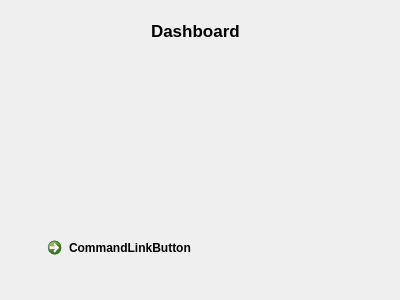
Before: the Qt Designer form windows/Dashboard/dashboard.ui in hamidreza2005/PlanetVsZombies, drawn with Qt 5.
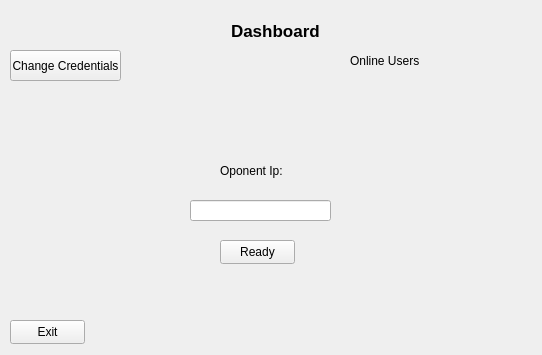
After: the same form once the commit is applied.

Commit message: add the ability to create a game room and see online players in client

Patch:
```diff
--- a/windows/Dashboard/dashboard.ui
+++ b/windows/Dashboard/dashboard.ui
@@ -6,8 +6,8 @@
    <rect>
     <x>0</x>
     <y>0</y>
-    <width>400</width>
-    <height>300</height>
+    <width>542</width>
+    <height>355</height>
    </rect>
   </property>
   <property name="windowTitle">
@@ -16,7 +16,7 @@
   <widget class="QLabel" name="label">
    <property name="geometry">
     <rect>
-     <x>110</x>
+     <x>190</x>
      <y>10</y>
      <width>171</width>
      <height>41</height>
@@ -44,17 +44,105 @@
     <bool>false</bool>
    </property>
   </widget>
-  <widget class="QCommandLinkButton" name="commandLinkButton">
+  <widget class="QPushButton" name="exit">
    <property name="geometry">
     <rect>
-     <x>40</x>
-     <y>230</y>
-     <width>172</width>
-     <height>41</height>
+     <x>10</x>
+     <y>320</y>
+     <width>75</width>
+     <height>24</height>
     </rect>
    </property>
    <property name="text">
-    <string>CommandLinkButton</string>
+    <string>Exit</string>
+   </property>
+  </widget>
+  <widget class="QLabel" name="label_2">
+   <property name="geometry">
+    <rect>
+     <x>350</x>
+     <y>50</y>
+     <width>101</width>
+     <height>21</height>
+    </rect>
+   </property>
+   <property name="text">
+    <string>Online Users</string>
+   </property>
+  </widget>
+  <widget class="QPushButton" name="changeCredentials">
+   <property name="geometry">
+    <rect>
+     <x>10</x>
+     <y>50</y>
+     <width>111</width>
+     <height>31</height>
+    </rect>
+   </property>
+   <property name="text">
+    <string>Change Credentials</string>
+   </property>
+  </widget>
+  <widget class="QLineEdit" name="opponentIp">
+   <property name="geometry">
+    <rect>
+     <x>190</x>
+     <y>200</y>
+     <width>141</width>
+     <height>21</height>
+    </rect>
+   </property>
+  </widget>
+  <widget class="QPushButton" name="ready">
+   <property name="geometry">
+    <rect>
+     <x>220</x>
+     <y>240</y>
+     <width>75</width>
+     <height>24</height>
+    </rect>
+   </property>
+   <property name="text">
+    <string>Ready</string>
+   </property>
+  </widget>
+  <widget class="QLabel" name="label_3">
+   <property name="geometry">
+    <rect>
+     <x>220</x>
+     <y>160</y>
+     <width>81</width>
+     <height>21</height>
+    </rect>
+   </property>
+   <property name="text">
+    <string>Oponent Ip:</string>
+   </property>
+  </widget>
+  <widget class="QLabel" name="onlineClientsCount">
+   <property name="geometry">
+    <rect>
+     <x>470</x>
+     <y>50</y>
+     <width>50</width>
+     <height>16</height>
+    </rect>
+   </property>
+   <property name="text">
+    <string/>
+   </property>
+  </widget>
+  <widget class="QLabel" name="onlineClients">
+   <property name="geometry">
+    <rect>
+     <x>360</x>
+     <y>90</y>
+     <width>171</width>
+     <height>201</height>
+    </rect>
+   </property>
+   <property name="text">
+    <string/>
    </property>
   </widget>
  </widget>
```
The commit also changes 3 other files.
